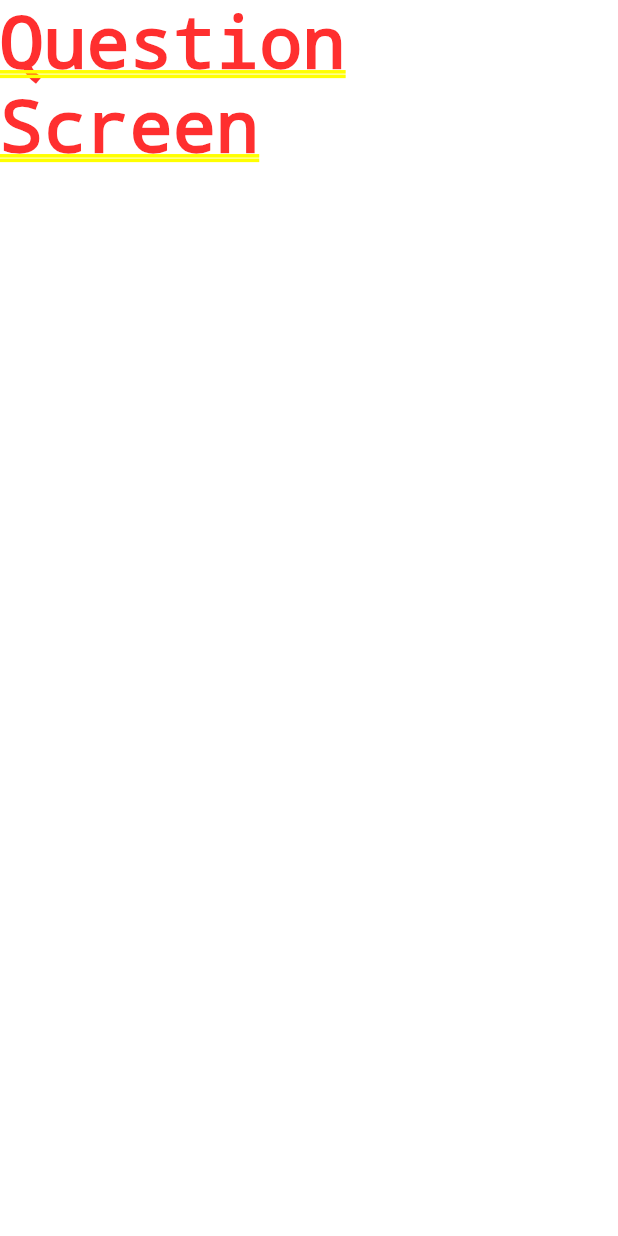
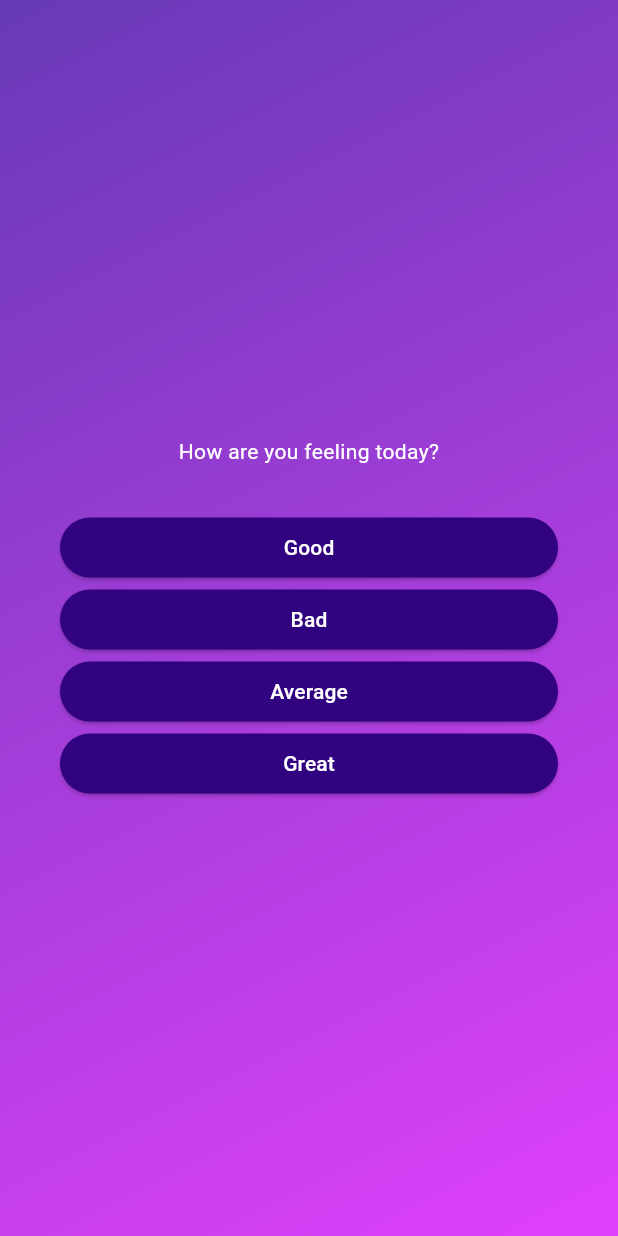
Before and after one commit to lucas-mdo/flutter_quiz, a Flutter app: the screen it shows after launch, after a tap on "Start quiz", on a phone screen of 412 x 824 dp. Run offline on Flutter 3.47's test engine with Material 2 defaults, Android fonts, the light colour scheme and no system bars.

Commit message:
dynamic questions and answers

```diff
--- /dev/null
+++ b/lib/answer_button.dart
@@ -0,0 +1,24 @@
+import 'package:flutter/material.dart';
+
+class AnswerButton extends StatelessWidget {
+  const AnswerButton(this.text, this.onTap, {super.key});
+
+  final String text;
+  final void Function() onTap;
+
+  @override
+  Widget build(BuildContext context) {
+    return ElevatedButton(
+      onPressed: onTap,
+      style: ElevatedButton.styleFrom(
+        padding: const EdgeInsets.symmetric(vertical: 10, horizontal: 40),
+        backgroundColor: const Color.fromARGB(255, 49, 3, 129),
+        foregroundColor: Colors.white,
+        shape: RoundedRectangleBorder(
+          borderRadius: BorderRadius.circular(40),
+        ),
+      ),
+      child: Text(text),
+    );
+  }
+}
--- /dev/null
+++ b/lib/data/questions.dart
@@ -0,0 +1,12 @@
+import 'package:flutter_quiz/models/quiz_question.dart';
+
+const questions = [
+  QuizQuestion(
+    'How are you feeling today?',
+    ['Great', 'Good', 'Average', 'Bad'],
+  ),
+  QuizQuestion(
+    "What's the weather forecast for today?",
+    ['Sunny', 'Cloudy', 'Rain', 'Snow'],
+  ),
+];
--- a/lib/main.dart
+++ b/lib/main.dart
@@ -12,19 +12,7 @@
 
   @override
   Widget build(BuildContext context) {
-    return Scaffold(
-      body: Container(
-        decoration: const BoxDecoration(
-          gradient: LinearGradient(
-            colors: [
-              Colors.deepPurple,
-              Colors.purpleAccent,
-            ],
-            begin: Alignment.topLeft,
-            end: Alignment.bottomRight,
-          ),
-        ),
-        child: Center(
+    return Center(
       child: Column(
         mainAxisAlignment: MainAxisAlignment.center,
         crossAxisAlignment: CrossAxisAlignment.center,
@@ -53,8 +41,6 @@
           ),
         ],
       ),
-        ),
-      ),
     );
   }
 }
--- /dev/null
+++ b/lib/models/quiz_question.dart
@@ -0,0 +1,12 @@
+class QuizQuestion {
+  const QuizQuestion(this.text, this.answers);
+
+  final String text;
+  final List<String> answers;
+
+  List<String> getShuffledAnswers() {
+    final shuffledList = List.of(answers);
+    shuffledList.shuffle();
+    return shuffledList;
+  }
+}
--- a/lib/questions_screen.dart
+++ b/lib/questions_screen.dart
@@ -1,4 +1,6 @@
 import 'package:flutter/material.dart';
+import 'package:flutter_quiz/answer_button.dart';
+import 'package:flutter_quiz/data/questions.dart';
 
 class QuestionScreen extends StatefulWidget {
   const QuestionScreen({super.key});
@@ -10,8 +12,38 @@ class QuestionScreen extends StatefulWidget {
 }
 
 class _QuestionScreenState extends State<QuestionScreen> {
+  var currentQuestionIndex = 0;
+
+  void answerQuestion() {
+    setState(() {
+      currentQuestionIndex++;
+    });
+  }
+
   @override
   Widget build(BuildContext context) {
-    return const Text('Question Screen');
+    final currentQuestion = questions[currentQuestionIndex];
+
+    return Container(
+      margin: const EdgeInsets.all(40),
+      child: SizedBox(
+        width: double.infinity,
+        child: Column(
+          mainAxisAlignment: MainAxisAlignment.center,
+          crossAxisAlignment: CrossAxisAlignment.stretch,
+          children: [
+            Text(
+              currentQuestion.text,
+              style: const TextStyle(color: Colors.white),
+              textAlign: TextAlign.center,
+            ),
+            const SizedBox(height: 30),
+            ...currentQuestion.getShuffledAnswers().map((answer) {
+              return AnswerButton(answer, answerQuestion);
+            }),
+          ],
+        ),
+      ),
+    );
   }
 }
--- a/lib/quiz.dart
+++ b/lib/quiz.dart
@@ -29,12 +29,26 @@ class _QuizState extends State<Quiz> {
   @override
   Widget build(BuildContext context) {
     return MaterialApp(
-      title: 'Flutter Demo',
+      title: 'Linguagens do Amor',
       theme: ThemeData(
         colorScheme: ColorScheme.fromSeed(seedColor: Colors.deepPurple),
         useMaterial3: true,
       ),
-      home: activeScreen,
+      home: Scaffold(
+        body: Container(
+          decoration: const BoxDecoration(
+            gradient: LinearGradient(
+              colors: [
+                Colors.deepPurple,
+                Colors.purpleAccent,
+              ],
+              begin: Alignment.topLeft,
+              end: Alignment.bottomRight,
+            ),
+          ),
+          child: activeScreen,
+        ),
+      ),
     );
   }
 }
```
Lines whose indentation alone changed are shown as unchanged.
